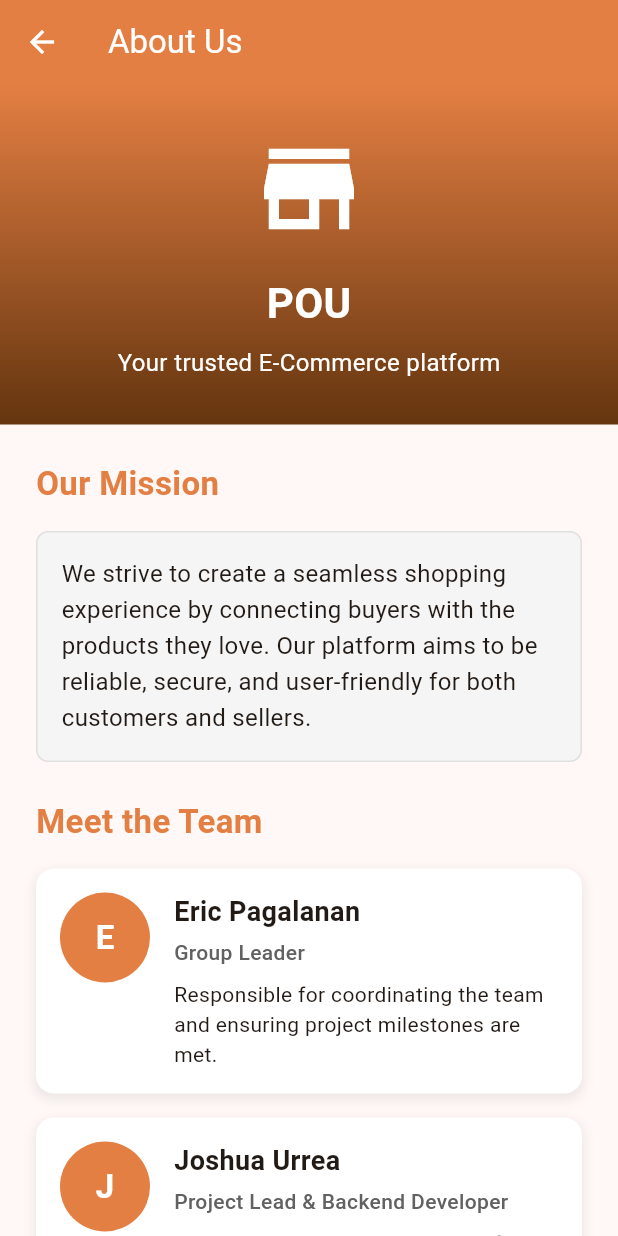
After one commit to jush-ua/Pou-E-Commerce-App, a Flutter app: the AboutUsPage screen opened directly, on a phone screen of 412 x 824 dp. The commit adds this screen. Run offline on Flutter 3.47's test engine with Material 3 defaults, Android fonts, the phone set to English and light mode, and no system bars; our stand-ins replace cached_network_image, cloud_firestore, device_info_plus, firebase_auth, firebase_core, firebase_storage and 6 more; accounts and stored records are empty.

Commit message:
feat: Add About Us page and integrate navigation from ProfilePage

```diff
--- /dev/null
+++ b/lib/about_us_page.dart
@@ -0,0 +1,224 @@
+import 'package:flutter/material.dart';
+
+class AboutUsPage extends StatelessWidget {
+  const AboutUsPage({super.key});
+
+  @override
+  Widget build(BuildContext context) {
+    // Team members and roles
+    final List<Map<String, String>> teamMembers = [
+      {
+        'name': 'Eric Pagalanan',
+        'role': 'Group Leader',
+        'description': 'Responsible for coordinating the team and ensuring project milestones are met.',
+      },
+      {
+        'name': 'Joshua Urrea',
+        'role': 'Project Lead & Backend Developer',
+        'description': 'Manages the technical aspects of the project and develops the backend infrastructure.',
+      },
+      {
+        'name': 'Myrajoy Bauyon',
+        'role': 'UI/UX Designer',
+        'description': 'Creates the visual elements and user experience that make this app intuitive and engaging.',
+      },
+    ];
+
+    return Scaffold(
+      appBar: AppBar(
+        title: const Text('About Us'),
+        backgroundColor: const Color(0xFFE47F43),
+        foregroundColor: Colors.white,
+      ),
+      body: SingleChildScrollView(
+        child: Column(
+          children: [
+            // Header section with logo or app name
+            Container(
+              width: double.infinity,
+              padding: const EdgeInsets.symmetric(vertical: 30),
+              decoration: const BoxDecoration(
+                gradient: LinearGradient(
+                  colors: [Color(0xFFE47F43), Color(0xFF64350F)],
+                  begin: Alignment.topCenter,
+                  end: Alignment.bottomCenter,
+                ),
+              ),
+              child: Column(
+                children: [
+                  const Icon(
+                    Icons.store, // Replace with your app logo
+                    size: 80,
+                    color: Colors.white,
+                  ),
+                  const SizedBox(height: 16),
+                  const Text(
+                    'POU',
+                    style: TextStyle(
+                      fontSize: 28,
+                      fontWeight: FontWeight.bold,
+                      color: Colors.white,
+                    ),
+                  ),
+                  const SizedBox(height: 8),
+                  const Text(
+                    'Your trusted E-Commerce platform',
+                    style: TextStyle(
+                      fontSize: 16,
+                      color: Colors.white,
+                    ),
+                  ),
+                ],
+              ),
+            ),
+
+            // Mission statement
+            Container(
+              padding: const EdgeInsets.all(24),
+              child: Column(
+                crossAxisAlignment: CrossAxisAlignment.start,
+                children: [
+                  const Text(
+                    'Our Mission',
+                    style: TextStyle(
+                      fontSize: 22,
+                      fontWeight: FontWeight.bold,
+                      color: Color(0xFFE47F43),
+                    ),
+                  ),
+                  const SizedBox(height: 16),
+                  Container(
+                    padding: const EdgeInsets.all(16),
+                    decoration: BoxDecoration(
+                      color: Colors.grey[100],
+                      borderRadius: BorderRadius.circular(8),
+                      border: Border.all(color: Colors.grey[300]!),
+                    ),
+                    child: const Text(
+                      'We strive to create a seamless shopping experience by connecting buyers with the products they love. Our platform aims to be reliable, secure, and user-friendly for both customers and sellers.',
+                      style: TextStyle(
+                        fontSize: 16,
+                        height: 1.5,
+                      ),
+                    ),
+                  ),
+                ],
+              ),
+            ),
+
+            // Team section
+            Padding(
+              padding: const EdgeInsets.symmetric(horizontal: 24),
+              child: Column(
+                crossAxisAlignment: CrossAxisAlignment.start,
+                children: [
+                  const Text(
+                    'Meet the Team',
+                    style: TextStyle(
+                      fontSize: 22,
+                      fontWeight: FontWeight.bold,
+                      color: Color(0xFFE47F43),
+                    ),
+                  ),
+                  const SizedBox(height: 16),
+                  ...teamMembers.map((member) => Container(
+                    margin: const EdgeInsets.only(bottom: 16),
+                    decoration: BoxDecoration(
+                      color: Colors.white,
+                      borderRadius: BorderRadius.circular(12),
+                      boxShadow: [
+                        BoxShadow(
+                          color: Colors.grey.withOpacity(0.2),
+                          spreadRadius: 1,
+                          blurRadius: 6,
+                          offset: const Offset(0, 3),
+                        ),
+                      ],
+                    ),
+                    child: Padding(
+                      padding: const EdgeInsets.all(16.0),
+                      child: Row(
+                        crossAxisAlignment: CrossAxisAlignment.start,
+                        children: [
+                          CircleAvatar(
+                            radius: 30,
+                            backgroundColor: const Color(0xFFE47F43),
+                            child: Text(
+                              member['name']!.substring(0, 1),
+                              style: const TextStyle(
+                                color: Colors.white,
+                                fontSize: 22,
+                                fontWeight: FontWeight.bold,
+                              ),
+                            ),
+                          ),
+                          const SizedBox(width: 16),
+                          Expanded(
+                            child: Column(
+                              crossAxisAlignment: CrossAxisAlignment.start,
+                              children: [
+                                Text(
+                                  member['name']!,
+                                  style: const TextStyle(
+                                    fontWeight: FontWeight.bold,
+                                    fontSize: 18,
+                                  ),
+                                ),
+                                const SizedBox(height: 4),
+                                Text(
+                                  member['role']!,
+                                  style: TextStyle(
+                                    color: Colors.grey[700],
+                                    fontWeight: FontWeight.w500,
+                                  ),
+                                ),
+                                const SizedBox(height: 8),
+                                Text(
+                                  member['description']!,
+                                  style: const TextStyle(
+                                    fontSize: 14,
+                                    height: 1.4,
+                                  ),
+                                ),
+                              ],
+                            ),
+                          ),
+                        ],
+                      ),
+                    ),
+                  )),
+                ],
+              ),
+            ),
+
+            // Footer
+            Container(
+              width: double.infinity,
+              padding: const EdgeInsets.all(24),
+              margin: const EdgeInsets.only(top: 24),
+              color: Colors.grey[100],
+              child: Column(
+                children: [
+                  const Text(
+                    'POU E-Commerce App',
+                    style: TextStyle(
+                      fontWeight: FontWeight.bold,
+                      fontSize: 16,
+                    ),
+                  ),
+                  const SizedBox(height: 8),
+                  Text(
+                    '© ${DateTime.now().year} - All Rights Reserved',
+                    style: TextStyle(
+                      color: Colors.grey[600],
+                    ),
+                  ),
+                ],
+              ),
+            ),
+          ],
+        ),
+      ),
+    );
+  }
+}
--- a/lib/profile.dart
+++ b/lib/profile.dart
@@ -8,6 +8,7 @@ import 'edit_profile.dart'; // Import the EditProfilePage here
 import 'wishlist_page.dart'; // Import your WishlistPage here
 import 'purchase_history_page.dart'; // <-- Add this import
 import 'addresses_page.dart';
+import 'about_us_page.dart';
 
 class ProfilePage extends StatelessWidget {
   final String username;
@@ -707,8 +708,15 @@ class ProfilePage extends StatelessWidget {
                         Expanded(
                           child: _buildActionButton(
                             icon: Icons.info_outline,
-                            label: 'Help Center',
-                            // Everyone can access help center
+                            label: 'About Us',
+                            onPressed: () {
+                              Navigator.push(
+                                context,
+                                MaterialPageRoute(
+                                  builder: (context) => const AboutUsPage(),
+                                ),
+                              );
+                            },
                           ),
                         ),
                         const SizedBox(width: 16),
```
